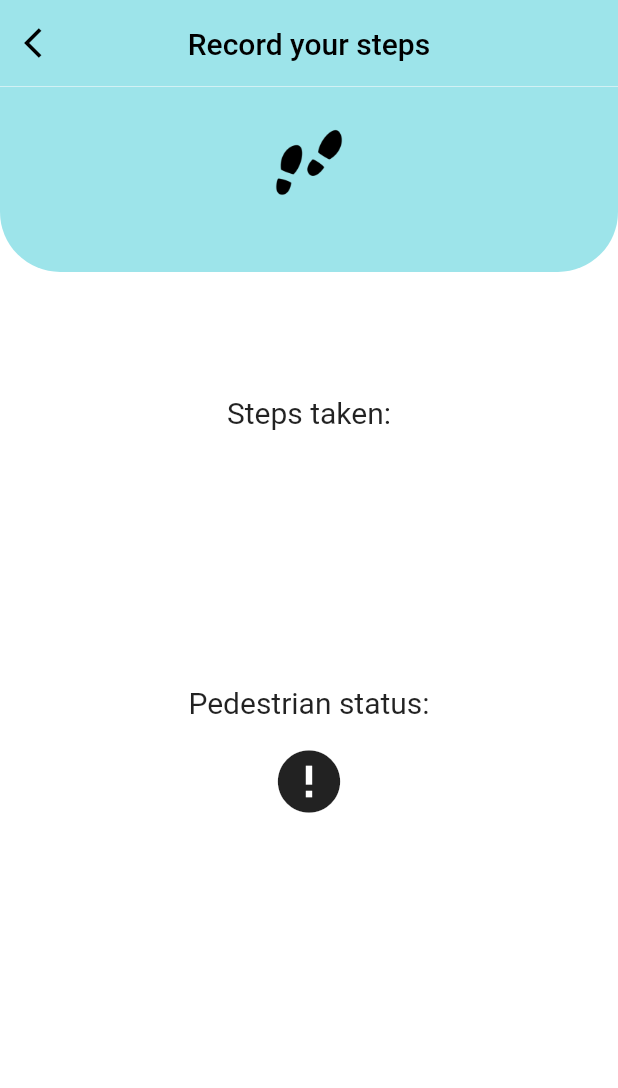
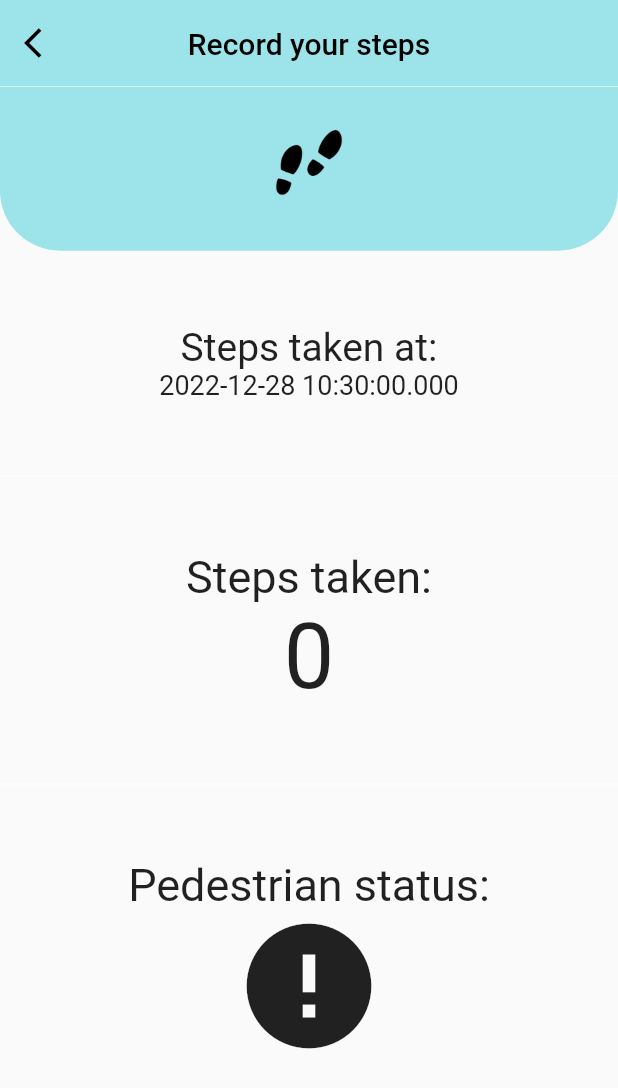
Before and after one commit to wanysamsuri/flutter_clinical, a Flutter app: the PedometerScreen screen opened directly, on a phone screen of 412 x 824 dp. Shown: the top 1088 px of the screen. Run offline on Flutter 3.47's test engine with Material 2 defaults, Android fonts, the phone set to English and light mode, and no system bars; our stand-ins replace cached_network_image, carousel_slider, device_info_plus, email_validator, fl_chart, flutter_rating_stars and 20 more; missing offline and left inert: clickable_list_wheel_view, flutter_3d_choice_chip, gauges, html2md, onesignal_flutter, pretty_gauge and 2 more; accounts and stored records are empty.

Commit message:
pedometer counter

```diff
--- a/lib/pedometer/pedometer_screen.dart
+++ b/lib/pedometer/pedometer_screen.dart
@@ -1,74 +1,155 @@
-import 'dart:ui';
+import 'dart:async';
 
+import 'package:flutter/foundation.dart';
 import 'package:flutter/material.dart';
-import 'package:flutter/src/foundation/key.dart';
-import 'package:flutter/src/widgets/framework.dart';
-import 'package:flutter_clinic/constant.dart';
-import 'package:flutter_clinic/screens/profile/terms_condition.dart';
-import 'package:flutter_rating_stars/flutter_rating_stars.dart';
+import 'package:hive/hive.dart';
+import 'package:jiffy/jiffy.dart';
+import 'package:pedometer/pedometer.dart';
+import 'package:permission_handler/permission_handler.dart';
+import 'package:intl/intl.dart';
 import 'package:responsive_sizer/responsive_sizer.dart';
-import 'package:pedometer/pedometer.dart';
-
-import '../../services/api_service.dart';
+import 'package:shared_preferences/shared_preferences.dart';
 
 class PedometerScreen extends StatefulWidget {
-  const PedometerScreen({Key? key}) : super(key: key);
+  const PedometerScreen({super.key});
 
   @override
   State<PedometerScreen> createState() => _PedometerScreenState();
 }
 
 class _PedometerScreenState extends State<PedometerScreen> {
-  TextEditingController _messageController = TextEditingController();
+  // final catsBox = collection.openBox<Map>('cats');
   late Stream<StepCount> _stepCountStream;
   late Stream<PedestrianStatus> _pedestrianStatusStream;
-  String _status = '', _steps = '';
+  late StreamSubscription _subscription;
+  late String _status = '';
+  late int _todaySteps = 0;
+  late int _steps = 0;
+  late DateTime _timeStamp = DateTime.now();
+  // late String a = '';
 
   @override
   void initState() {
+    // _stepCountStream;
+    // _pedestrianStatusStream;
+    // _status;
+    // _steps;
+
+    initPlatformState();
     super.initState();
-    initPlatformState();
   }
 
-  void onStepCount(StepCount event) {
+  // @override
+  // void dispose() {
+  //   stopCount();
+  //   super.dispose();
+  // }
+
+  // void onTotalStepCount(StepCount event) {
+  //   if (kDebugMode) {
+  //     print(event);
+  //   }
+  //   setState(() {
+  //     // a = event.timeStamp.toString();
+  //     _totalSteps = event.totalSteps;
+  //   });
+  // }
+
+  Future<int> onStepCount(StepCount event) async {
+    var stepsBox = await Hive.openBox('steps');
+
+    _steps = event.steps;
+    if (kDebugMode) {
       print(event);
+    }
+    int savedStepsCountKey = 999999;
+    int? savedStepsCount = stepsBox.get(savedStepsCountKey, defaultValue: 0);
+
+    if (_steps < savedStepsCount!) {
+      // Upon device reboot, pedometer resets. When this happens, the saved counter must be reset as well.
+      savedStepsCount = 0;
+      // persist this value using a package of your choice here
+      stepsBox.put(savedStepsCountKey, savedStepsCount);
+    }
+    // load the last day saved using a package of your choice here
+    int todayDayNo = Jiffy(DateTime.now()).dayOfYear;
+    int lastDaySavedKey = 888888;
+    int? lastDaySaved = stepsBox.get(lastDaySavedKey, defaultValue: 0);
+
+    // When the day changes, reset the daily steps count
+    // and Update the last day saved as the day changes.
+    if (lastDaySaved! < todayDayNo) {
+      lastDaySaved = todayDayNo;
+      savedStepsCount = _steps;
+
+      stepsBox
+        ..put(lastDaySavedKey, lastDaySaved)
+        ..put(savedStepsCountKey, savedStepsCount);
+    }
     setState(() {
-      _steps = event.steps.toString();
+      _todaySteps = _steps - savedStepsCount!;
     });
+    stepsBox.put(todayDayNo, _todaySteps);
+
+    return _todaySteps;
   }
 
   void onPedestrianStatusChanged(PedestrianStatus event) {
+    if (kDebugMode) {
       print(event);
+    }
     setState(() {
       _status = event.status;
     });
   }
 
   void onPedestrianStatusError(error) {
+    if (kDebugMode) {
       print('onPedestrianStatusError: $error');
+    }
     setState(() {
       _status = 'Pedestrian Status not available';
     });
+    if (kDebugMode) {
       print(_status);
+    }
   }
 
   void onStepCountError(error) {
+    if (kDebugMode) {
       print('onStepCountError: $error');
-    setState(() {
-      _steps = 'Step Count not available';
-    });
+    }
+    setState(() {});
   }
 
-  void initPlatformState() {
+  void _onDone() => print("Finished pedometer tracking");
+
+  Future<void> initPlatformState() async {
+    if (await Permission.activityRecognition.request().isGranted) {
       _pedestrianStatusStream = Pedometer.pedestrianStatusStream;
+      _stepCountStream = Pedometer.stepCountStream;
+      _subscription = _stepCountStream.listen(onStepCount,
+          onDone: _onDone, onError: onStepCountError, cancelOnError: true);
+
+      // _stepCountStream.listen(onStepCount).onError(onStepCountError);
       _pedestrianStatusStream
           .listen(onPedestrianStatusChanged)
           .onError(onPedestrianStatusError);
 
-    _stepCountStream = Pedometer.stepCountStream;
-    _stepCountStream.listen(onStepCount).onError(onStepCountError);
+      if (kDebugMode) {
+        print(_steps);
+        print(_status);
+      }
+    } else {
+      if (kDebugMode) {
+        print('Tidak dibenarkan');
+      }
+    }
+    // if (!mounted) return;
+  }
 
-    if (!mounted) return;
+  void stopCount() {
+    _subscription.cancel();
   }
 
   @override
@@ -76,7 +157,6 @@ class _PedometerScreenState extends State<PedometerScreen> {
     var screenHeight = MediaQuery.of(context).size.height;
     var screenWidth = MediaQuery.of(context).size.width;
     return Scaffold(
-        backgroundColor: Colors.white,
         appBar: AppBar(
             automaticallyImplyLeading: false,
             toolbarHeight: screenHeight * 0.07,
@@ -105,14 +185,12 @@ class _PedometerScreenState extends State<PedometerScreen> {
             )),
         body: SafeArea(
             child: SingleChildScrollView(
-          // physics: BouncingScrollPhysics(),
           child: Container(
-            child: Column(
-              crossAxisAlignment: CrossAxisAlignment.start,
-              children: [
+            child:
+                Column(crossAxisAlignment: CrossAxisAlignment.start, children: [
               Container(
                 padding: EdgeInsets.all(Adaptive.w(5)),
-                  height: Adaptive.h(15),
+                // height: Adaptive.h(15),
                 width: Adaptive.w(100),
                 decoration: const BoxDecoration(
                     color: Color.fromARGB(255, 157, 228, 234),
@@ -124,8 +202,8 @@ class _PedometerScreenState extends State<PedometerScreen> {
                     children: [
                       Container(
                         child: Center(
-                              child: Image.asset('assets/footstep.png',
-                                  height: 60)),
+                            child:
+                                Image.asset('assets/footstep.png', height: 60)),
                       ),
                       SizedBox(
                         height: Adaptive.h(1),
@@ -133,31 +211,41 @@ class _PedometerScreenState extends State<PedometerScreen> {
                     ]),
               ),
               SizedBox(
-                  height: Adaptive.h(10),
+                height: Adaptive.h(6),
               ),
               Center(
                 child: Column(
                   mainAxisAlignment: MainAxisAlignment.center,
                   children: <Widget>[
-                      Text(
-                        'Steps taken:',
-                        style: TextStyle(fontSize: 20),
+                    const Text(
+                      'Steps taken at:',
+                      style: TextStyle(fontSize: 26),
                     ),
                     Text(
-                        _steps,
-                        style: TextStyle(fontSize: 60),
+                      _timeStamp.toString(),
+                      style: const TextStyle(fontSize: 18),
                     ),
-                      Divider(
+                    const Divider(
                       height: 100,
                       thickness: 0,
                       color: Colors.white,
                     ),
+                    const Text(
+                      'Steps taken:',
+                      style: TextStyle(fontSize: 30),
+                    ),
                     Text(
+                      _todaySteps.toString(),
+                      style: const TextStyle(fontSize: 60),
+                    ),
+                    const Divider(
+                      height: 100,
+                      thickness: 0,
+                      color: Colors.white,
+                    ),
+                    const Text(
                       'Pedestrian status:',
-                        style: TextStyle(fontSize: 20),
-                      ),
-                      SizedBox(
-                        height: Adaptive.h(2),
+                      style: TextStyle(fontSize: 30),
                     ),
                     Icon(
                       _status == 'walking'
@@ -165,21 +253,21 @@ class _PedometerScreenState extends State<PedometerScreen> {
                           : _status == 'stopped'
                               ? Icons.accessibility_new
                               : Icons.error,
-                        size: 50,
+                      size: 100,
                     ),
                     Center(
                       child: Text(
                         _status,
                         style: _status == 'walking' || _status == 'stopped'
-                              ? TextStyle(fontSize: 30)
-                              : TextStyle(fontSize: 20, color: Colors.red),
+                            ? const TextStyle(fontSize: 30)
+                            : const TextStyle(fontSize: 20, color: Colors.red),
                       ),
-                      )
+                    ),
+                    // ElevatedButton(onPressed: () {}, child: Text('Start'))
                   ],
                 ),
               ),
-              ],
-            ),
+            ]),
           ),
         )));
   }
--- a/pubspec.yaml
+++ b/pubspec.yaml
@@ -79,6 +79,8 @@ dependencies:
   clickable_list_wheel_view: ^0.2.0
   pedometer: ^3.0.0
   fl_chart: ^0.55.2
+  hive: ^2.2.3
+  jiffy: ^5.0.0
 
 dev_dependencies:
   flutter_test:
```
Also changed, not shown: pubspec.lock. Lines whose indentation alone changed are shown as unchanged.
